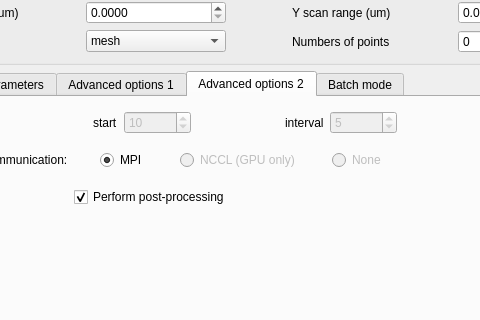
The window that nsls2ptycho/ui/ui_ptycho.ui (NSLS-II/ptycho_gui) describes before a commit, drawn with Qt 5; both pictures show x 121 to 601 and y 241 to 561 of the 760 by 880 pixel window.
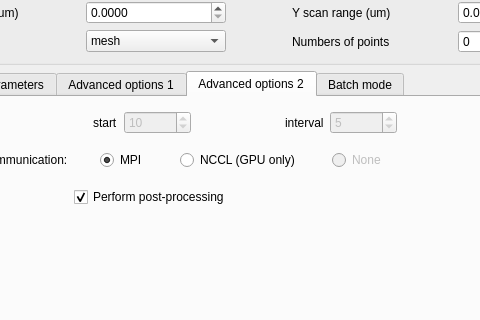
The same window after the commit. The open tabs and pages were chosen to show the change.

```diff
--- a/nsls2ptycho/ui/ui_ptycho.ui
+++ b/nsls2ptycho/ui/ui_ptycho.ui
@@ -2106,7 +2106,7 @@
          <item>
           <widget class="QRadioButton" name="rb_nccl">
            <property name="enabled">
-            <bool>false</bool>
+            <bool>true</bool>
            </property>
            <property name="text">
             <string>NCCL (GPU only)</string>
```
